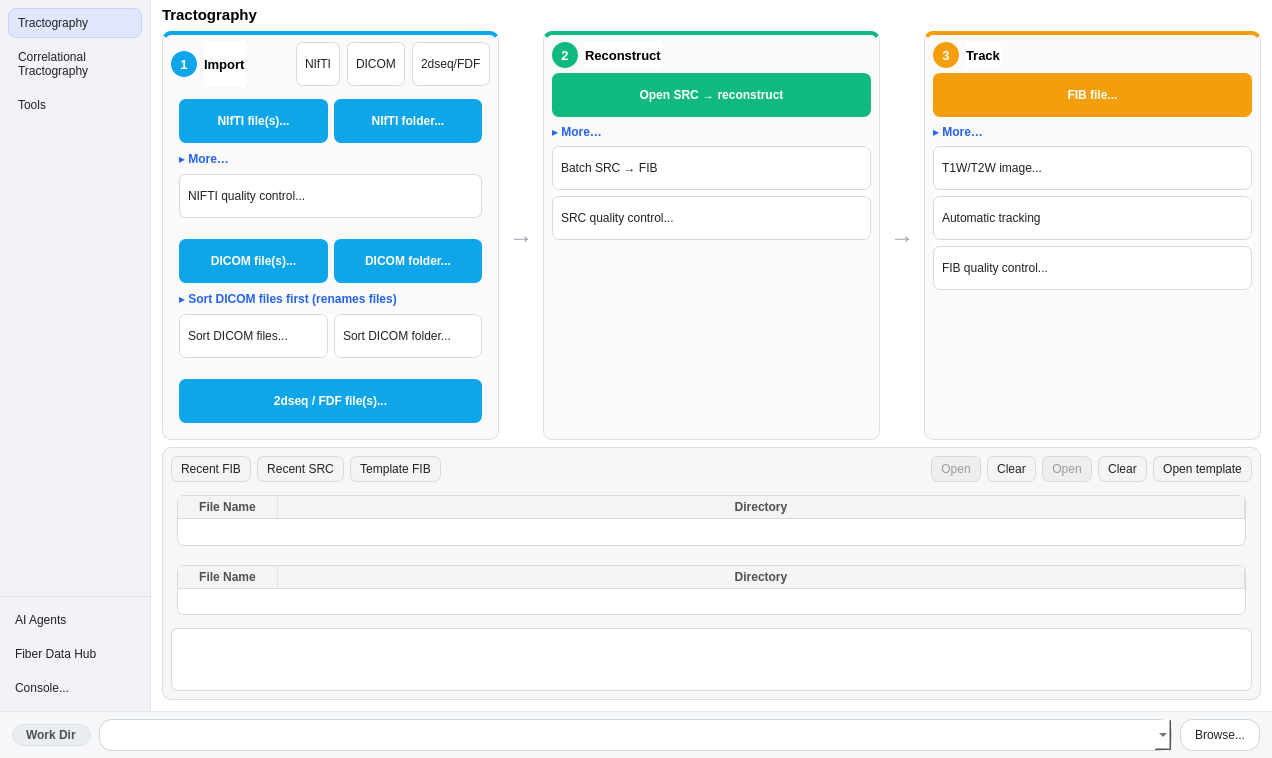
The window that mainwindow.ui (frankyeh/DSI-Studio) describes before a commit, drawn with Qt 5.
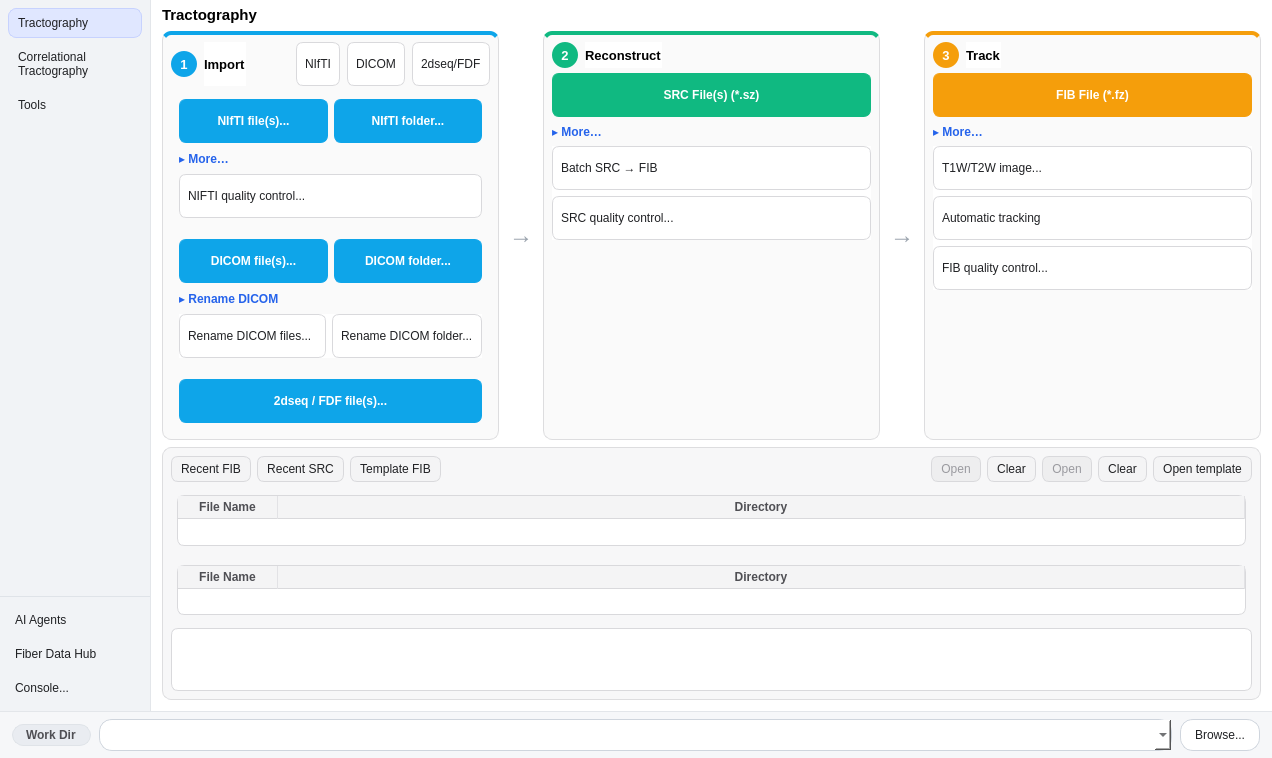
The same window after the commit. Icons and pictures are not drawn.

Commit message: Clarify MainWindow DICOM rename and SRC/FIB/database file labels

The edit to the form file:
```diff
--- a/mainwindow.ui
+++ b/mainwindow.ui
@@ -923,7 +923,7 @@
                          <bool>true</bool>
                         </property>
                         <property name="text">
-                         <string>▸ Sort DICOM files first (renames files)</string>
+                         <string>▸ Rename DICOM</string>
                         </property>
                        </widget>
                       </item>
@@ -955,7 +955,7 @@
                              <normaloff>:/icons/icons/folder_sort.svg</normaloff>:/icons/icons/folder_sort.svg</iconset>
                            </property>
                            <property name="text">
-                            <string>Sort DICOM files...</string>
+                            <string>Rename DICOM files...</string>
                            </property>
                            <property name="toolTip">
                             <string>Move the selected DICOM files into patient/sequence folders (renames the files)</string>
@@ -972,7 +972,7 @@
                              <normaloff>:/icons/icons/folder_sort.svg</normaloff>:/icons/icons/folder_sort.svg</iconset>
                            </property>
                            <property name="text">
-                            <string>Sort DICOM folder...</string>
+                            <string>Rename DICOM folder...</string>
                            </property>
                            <property name="toolTip">
                             <string>Move every DICOM file under a folder into patient/sequence folders (renames the files)</string>
@@ -1148,7 +1148,7 @@
                        <normaloff>:/icons/icons/open_file.svg</normaloff>:/icons/icons/open_file.svg</iconset>
                      </property>
                      <property name="text">
-                      <string>Open SRC → reconstruct</string>
+                      <string>SRC File(s) (*.sz)</string>
                      </property>
                     </widget>
                    </item>
@@ -1332,7 +1332,7 @@
                        <normaloff>:/icons/icons/open_file.svg</normaloff>:/icons/icons/open_file.svg</iconset>
                      </property>
                      <property name="text">
-                      <string>FIB file...</string>
+                      <string>FIB File (*.fz)</string>
                      </property>
                     </widget>
                    </item>
```
Left out of the diff: 8 changed lines with no effect on the pictures.
